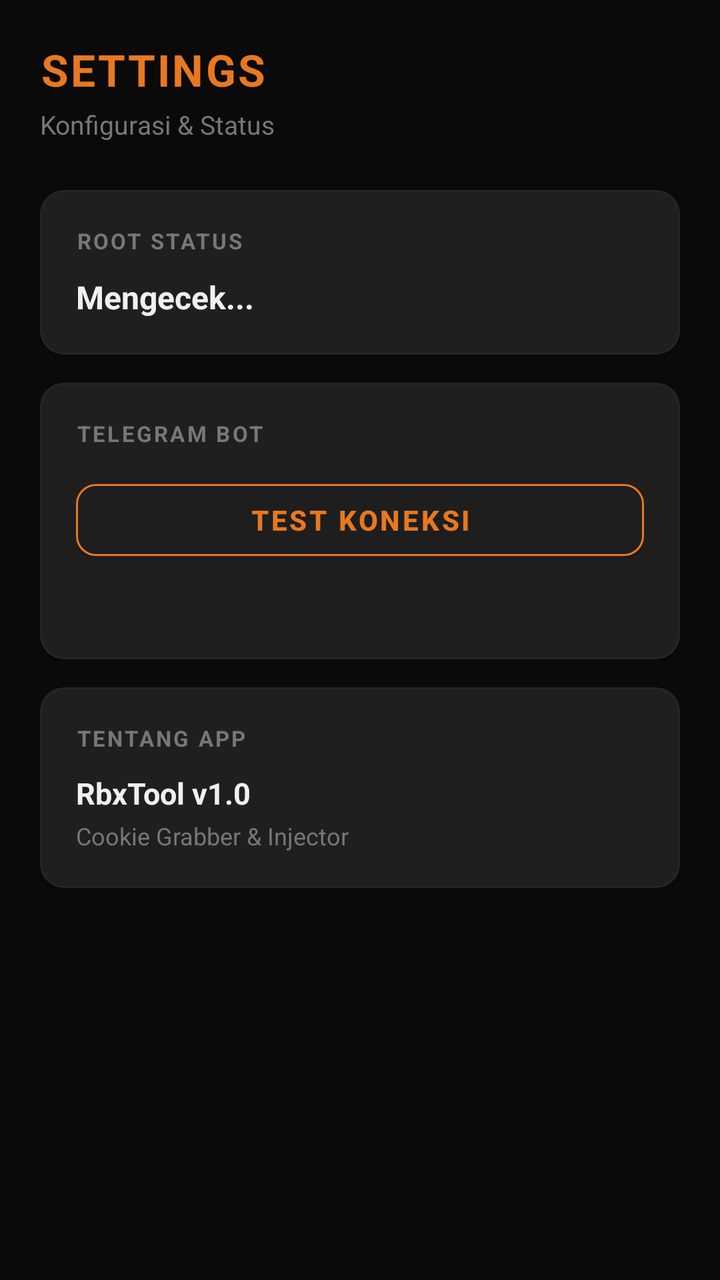
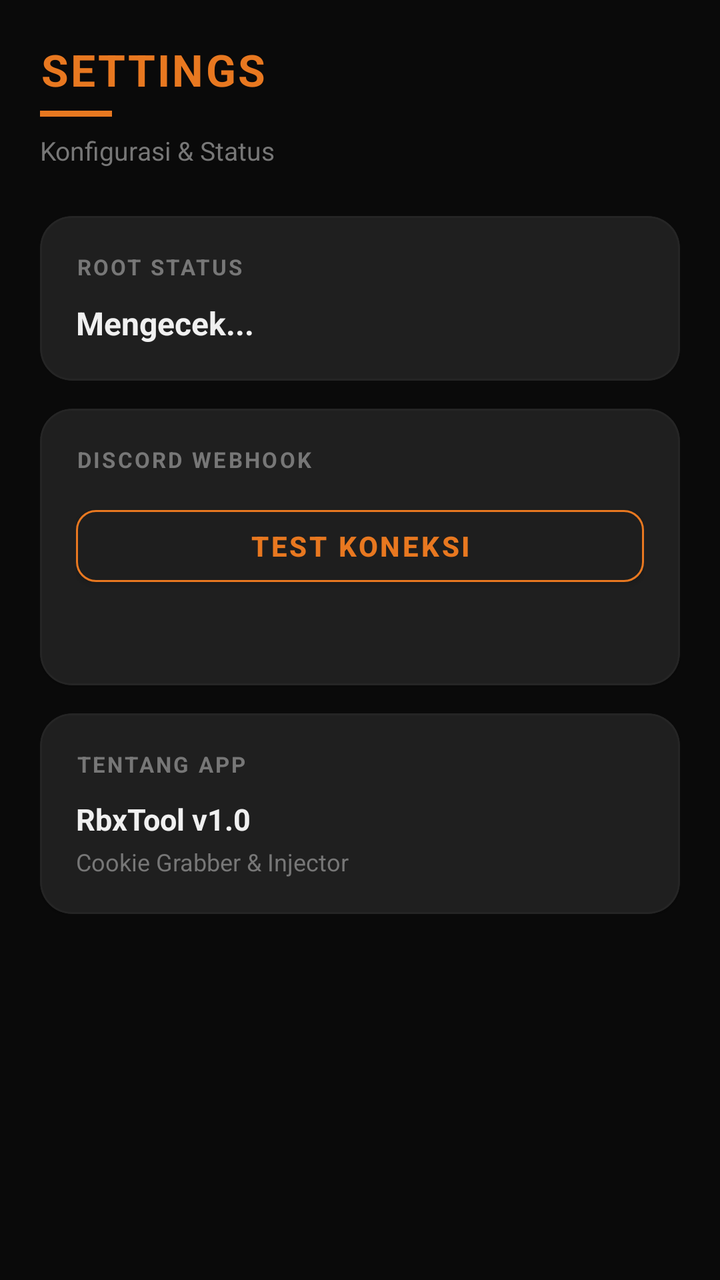

An Android layout rendered at two revisions. The XML below is the earlier revision; the diff shows what the commit changed to produce the second picture.
<!-- AndroidManifest.xml: application theme Theme.RbxTool -->
<!-- res/layout/fragment_settings.xml -->
<?xml version="1.0" encoding="utf-8"?>
<ScrollView xmlns:android="http://schemas.android.com/apk/res/android"
    xmlns:app="http://schemas.android.com/apk/res-auto"
    android:layout_width="match_parent"
    android:layout_height="match_parent"
    android:background="@color/background">

    <LinearLayout
        android:layout_width="match_parent"
        android:layout_height="wrap_content"
        android:orientation="vertical"
        android:padding="20dp">

        <TextView
            android:text="SETTINGS"
            android:textColor="@color/primary"
            android:textSize="22sp"
            android:textStyle="bold"
            android:letterSpacing="0.05"
            android:layout_width="wrap_content"
            android:layout_height="wrap_content"
            android:layout_marginBottom="4dp" />

        <TextView
            android:text="Konfigurasi &amp; Status"
            android:textColor="@color/on_surface_dim"
            android:textSize="13sp"
            android:layout_width="wrap_content"
            android:layout_height="wrap_content"
            android:layout_marginBottom="24dp" />

        <com.google.android.material.card.MaterialCardView
            android:layout_width="match_parent"
            android:layout_height="wrap_content"
            android:layout_marginBottom="14dp"
            app:cardBackgroundColor="@color/surface"
            app:cardCornerRadius="12dp"
            app:strokeColor="@color/divider"
            app:strokeWidth="1dp">

            <LinearLayout
                android:layout_width="match_parent"
                android:layout_height="wrap_content"
                android:orientation="vertical"
                android:padding="18dp">

                <TextView
                    android:text="ROOT STATUS"
                    android:textColor="@color/on_surface_dim"
                    android:textSize="11sp"
                    android:textStyle="bold"
                    android:letterSpacing="0.1"
                    android:layout_width="wrap_content"
                    android:layout_height="wrap_content"
                    android:layout_marginBottom="10dp" />

                <TextView
                    android:id="@+id/tvRootStatus"
                    android:layout_width="match_parent"
                    android:layout_height="wrap_content"
                    android:textSize="16sp"
                    android:textStyle="bold"
                    android:text="Mengecek..." />

            </LinearLayout>
        </com.google.android.material.card.MaterialCardView>

        <com.google.android.material.card.MaterialCardView
            android:layout_width="match_parent"
            android:layout_height="wrap_content"
            android:layout_marginBottom="14dp"
            app:cardBackgroundColor="@color/surface"
            app:cardCornerRadius="12dp"
            app:strokeColor="@color/divider"
            app:strokeWidth="1dp">

            <LinearLayout
                android:layout_width="match_parent"
                android:layout_height="wrap_content"
                android:orientation="vertical"
                android:padding="18dp">

                <TextView
                    android:text="TELEGRAM BOT"
                    android:textColor="@color/on_surface_dim"
                    android:textSize="11sp"
                    android:textStyle="bold"
                    android:letterSpacing="0.1"
                    android:layout_width="wrap_content"
                    android:layout_height="wrap_content"
                    android:layout_marginBottom="12dp" />

                <com.google.android.material.button.MaterialButton
                    android:id="@+id/btnTest"
                    android:layout_width="match_parent"
                    android:layout_height="48dp"
                    android:text="TEST KONEKSI"
                    android:textStyle="bold"
                    android:textColor="@color/primary"
                    app:backgroundTint="@color/surface2"
                    app:strokeColor="@color/primary"
                    app:strokeWidth="1dp"
                    app:cornerRadius="10dp" />

                <TextView
                    android:id="@+id/tvTestResult"
                    android:layout_width="match_parent"
                    android:layout_height="wrap_content"
                    android:textSize="13sp"
                    android:layout_marginTop="10dp"
                    android:text="" />

            </LinearLayout>
        </com.google.android.material.card.MaterialCardView>

        <com.google.android.material.card.MaterialCardView
            android:layout_width="match_parent"
            android:layout_height="wrap_content"
            app:cardBackgroundColor="@color/surface"
            app:cardCornerRadius="12dp"
            app:strokeColor="@color/divider"
            app:strokeWidth="1dp">

            <LinearLayout
                android:layout_width="match_parent"
                android:layout_height="wrap_content"
                android:orientation="vertical"
                android:padding="18dp">

                <TextView
                    android:text="TENTANG APP"
                    android:textColor="@color/on_surface_dim"
                    android:textSize="11sp"
                    android:textStyle="bold"
                    android:letterSpacing="0.1"
                    android:layout_width="wrap_content"
                    android:layout_height="wrap_content"
                    android:layout_marginBottom="10dp" />

                <TextView
                    android:text="RbxTool v1.0"
                    android:textColor="@color/on_surface"
                    android:textSize="15sp"
                    android:textStyle="bold"
                    android:layout_width="wrap_content"
                    android:layout_height="wrap_content" />

                <TextView
                    android:text="Cookie Grabber &amp; Injector"
                    android:textColor="@color/on_surface_dim"
                    android:textSize="12sp"
                    android:layout_width="wrap_content"
                    android:layout_height="wrap_content"
                    android:layout_marginTop="3dp" />

            </LinearLayout>
        </com.google.android.material.card.MaterialCardView>

    </LinearLayout>

</ScrollView>
<!-- resources referenced by this layout -->
<resources>
  <color name="background">#0A0A0A</color>
  <color name="divider">#252525</color>
  <color name="on_surface">#F0F0F0</color>
  <color name="on_surface_dim">#777777</color>
  <color name="primary">#E87820</color>
  <color name="surface">#141414</color>
  <color name="surface2">#1E1E1E</color>
  <style name="Theme.RbxTool" parent="Theme.MaterialComponents.NoActionBar">
          <item name="colorPrimary">@color/primary</item>
          <item name="colorPrimaryDark">@color/primary_dark</item>
          <item name="colorAccent">@color/accent</item>
          <item name="colorSurface">@color/surface</item>
          <item name="colorOnSurface">@color/on_surface</item>
          <item name="colorOnBackground">@color/on_surface</item>
          <item name="android:textColor">@color/on_surface</item>
          <item name="android:windowBackground">@color/background</item>
          <item name="android:statusBarColor">@color/background</item>
          <item name="android:navigationBarColor">@color/surface</item>
      </style>
  <color name="primary_dark">#C45F10</color>
  <color name="accent">#E87820</color>
</resources>

<!-- the commit's change to res/layout/fragment_settings.xml (unified diff, before → after) -->
@@ -19,7 +19,13 @@
             android:letterSpacing="0.05"
             android:layout_width="wrap_content"
             android:layout_height="wrap_content"
-            android:layout_marginBottom="4dp" />
+            android:layout_marginBottom="6dp" />
+
+        <View
+            android:layout_width="36dp"
+            android:layout_height="3dp"
+            android:background="@color/primary"
+            android:layout_marginBottom="8dp" />
 
         <TextView
             android:text="Konfigurasi &amp; Status"
@@ -34,7 +40,7 @@
             android:layout_height="wrap_content"
             android:layout_marginBottom="14dp"
             app:cardBackgroundColor="@color/surface"
-            app:cardCornerRadius="12dp"
+            app:cardCornerRadius="16dp"
             app:strokeColor="@color/divider"
             app:strokeWidth="1dp">
 
@@ -70,7 +76,7 @@
             android:layout_height="wrap_content"
             android:layout_marginBottom="14dp"
             app:cardBackgroundColor="@color/surface"
-            app:cardCornerRadius="12dp"
+            app:cardCornerRadius="16dp"
             app:strokeColor="@color/divider"
             app:strokeWidth="1dp">
 
@@ -81,7 +87,7 @@
                 android:padding="18dp">
 
                 <TextView
-                    android:text="TELEGRAM BOT"
+                    android:text="DISCORD WEBHOOK"
                     android:textColor="@color/on_surface_dim"
                     android:textSize="11sp"
                     android:textStyle="bold"
@@ -117,7 +123,7 @@
             android:layout_width="match_parent"
             android:layout_height="wrap_content"
             app:cardBackgroundColor="@color/surface"
-            app:cardCornerRadius="12dp"
+            app:cardCornerRadius="16dp"
             app:strokeColor="@color/divider"
             app:strokeWidth="1dp">
 
